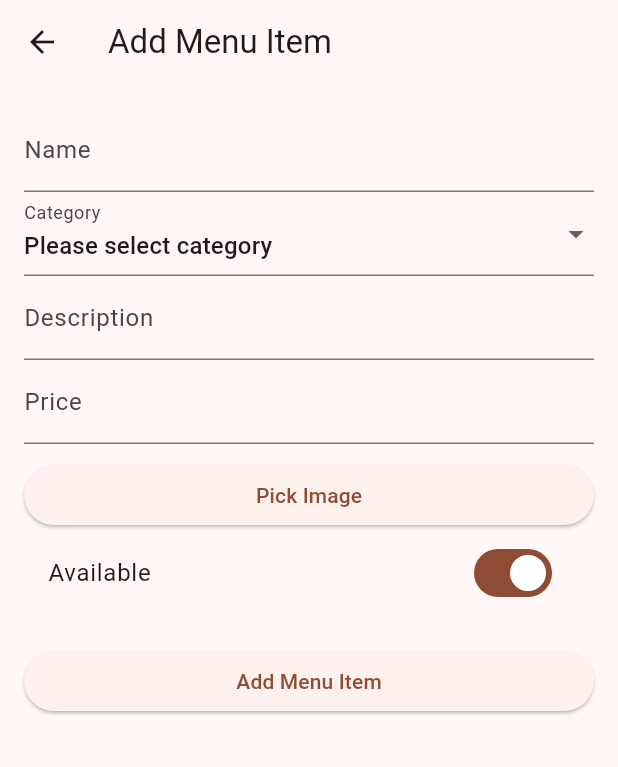
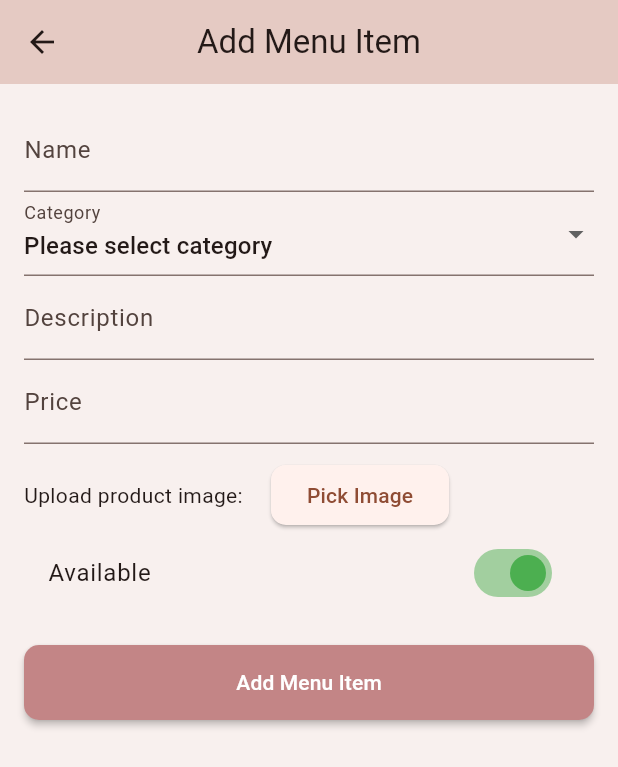
Before and after one commit to xinz02/CareSync, a Flutter app: the AdminMainPage screen opened by its route, item 3 of the bottom bar chosen, after a tap on "Add", on a phone screen of 412 x 824 dp. Shown: the top 767 px of the screen. Run offline on Flutter 3.47's test engine with Material 3 defaults, Android fonts, the phone set to English and light mode, and no system bars; our stand-ins replace cloud_firestore, firebase_auth, firebase_core, firebase_storage, go_router, google_fonts and 2 more; accounts and stored records are empty; network calls fail.

Commit message:
latest add & view_admin

```diff
--- a/lib/admin/admin_menu.dart
+++ b/lib/admin/admin_menu.dart
@@ -136,7 +136,9 @@ class _AdminMenuPageState extends State<AdminMenuPage> {
   Widget build(BuildContext context) {
     return isLoading
         ? const Center(child: CircularProgressIndicator())
-        : Column(
+        : Container(
+            color: const Color.fromARGB(255, 248, 240, 238),
+            child: Column(
               children: [
                 // Your search bar and category selector code remains the same
                 // ...
@@ -275,6 +277,7 @@ class _AdminMenuPageState extends State<AdminMenuPage> {
                   ),
                 ),
               ],
+            ),
           );
   }
 }
--- a/lib/product_management/add_menu_item.dart
+++ b/lib/product_management/add_menu_item.dart
@@ -322,17 +322,23 @@ class _AddMenuItemPageState extends State<AddMenuItemPage> {
   @override
   Widget build(BuildContext context) {
     return Scaffold(
-      appBar: AppBar(title: Text('Add Menu Item')),
+      appBar: AppBar(
+        title: const Text('Add Menu Item'),
+        backgroundColor: const Color.fromARGB(255, 229, 202, 195),
+        centerTitle: true,
+      ),
       body: _isLoading
-          ? Center(child: CircularProgressIndicator())
-          : Padding(
+          ? const Center(child: CircularProgressIndicator())
+          : Container(
+              color: const Color.fromARGB(255, 248, 240, 238),
+              child: Padding(
                 padding: const EdgeInsets.all(16.0),
                 child: Form(
                   key: _formKey,
                   child: ListView(
                     children: [
                       TextFormField(
-                      decoration: InputDecoration(labelText: 'Name'),
+                        decoration: const InputDecoration(labelText: 'Name'),
                         validator: (value) {
                           if (value!.isEmpty) {
                             return 'Please enter a name';
@@ -344,9 +350,10 @@ class _AddMenuItemPageState extends State<AddMenuItemPage> {
                         },
                       ),
                       _isFetchingCategories
-                        ? Center(child: CircularProgressIndicator())
+                          ? const Center(child: CircularProgressIndicator())
                           : DropdownButtonFormField<String>(
-                            decoration: InputDecoration(labelText: 'Category'),
+                              decoration:
+                                  const InputDecoration(labelText: 'Category'),
                               value: _category,
                               items: _categories.map((String category) {
                                 return DropdownMenuItem<String>(
@@ -367,7 +374,8 @@ class _AddMenuItemPageState extends State<AddMenuItemPage> {
                               },
                             ),
                       TextFormField(
-                      decoration: InputDecoration(labelText: 'Description'),
+                        decoration:
+                            const InputDecoration(labelText: 'Description'),
                         validator: (value) {
                           if (value!.isEmpty) {
                             return 'Please enter a description';
@@ -379,7 +387,7 @@ class _AddMenuItemPageState extends State<AddMenuItemPage> {
                         },
                       ),
                       TextFormField(
-                      decoration: InputDecoration(labelText: 'Price'),
+                        decoration: const InputDecoration(labelText: 'Price'),
                         keyboardType: TextInputType.number,
                         validator: (value) {
                           if (value!.isEmpty) {
@@ -391,32 +399,57 @@ class _AddMenuItemPageState extends State<AddMenuItemPage> {
                           _price = double.parse(value!);
                         },
                       ),
-                    SizedBox(height: 10),
+                      const SizedBox(height: 10),
                       _imageFile != null
                           ? Image.file(
                               _imageFile!,
                               height: 150,
                             )
                           : Container(),
+                      Row(
+                        children: [
+                          const Text("Upload product image: "),
+                          const SizedBox(
+                            width: 15,
+                          ),
                           ElevatedButton(
+                            style: ElevatedButton.styleFrom(
+                                shape: RoundedRectangleBorder(
+                                    borderRadius: BorderRadius.circular(10))),
                             onPressed: _pickImage,
-                      child: Text('Pick Image'),
+                            child: const Text('Pick Image'),
+                          ),
+                        ],
                       ),
                       SwitchListTile(
-                      title: Text('Available'),
+                        title: const Text('Available'),
                         value: _isAvailable,
+                        activeColor: Colors.green,
                         onChanged: (bool value) {
                           setState(() {
                             _isAvailable = value;
                           });
                         },
                       ),
-                    SizedBox(height: 20),
+                      const SizedBox(height: 20),
                       ElevatedButton(
                         onPressed: _submitForm,
-                      child: Text('Add Menu Item'),
+                        style: ElevatedButton.styleFrom(
+                            backgroundColor:
+                                const Color.fromARGB(255, 195, 133, 134),
+                            padding: const EdgeInsets.symmetric(
+                              vertical: 15,
+                            ),
+                            elevation: 2,
+                            shape: RoundedRectangleBorder(
+                                borderRadius: BorderRadius.circular(10))),
+                        child: const Text(
+                          'Add Menu Item',
+                          style: TextStyle(color: Colors.white),
+                        ),
                       ),
                     ],
+                  ),
                 ),
               ),
             ),
--- a/lib/product_management/menu.dart
+++ b/lib/product_management/menu.dart
@@ -211,7 +211,9 @@ class _MenuPageState extends State<MenuPage> {
   Widget build(BuildContext context) {
     return isLoading
         ? const Center(child: CircularProgressIndicator())
-        : Column(
+        : Container(
+            color: const Color.fromARGB(255, 248, 240, 238),
+            child: Column(
               children: [
                 // Your search bar and category selector code remains the same
                 // ...
@@ -344,6 +346,7 @@ class _MenuPageState extends State<MenuPage> {
                   ),
                 ),
               ],
+            ),
           );
   }
 }
--- a/lib/user_management/login.dart
+++ b/lib/user_management/login.dart
@@ -202,6 +202,9 @@ class LoginState extends State<Login> {
       body: Column(
         mainAxisAlignment: MainAxisAlignment.center,
         children: [
+          SizedBox(
+            height: 10,
+          ),
           Image.asset(
             "assets/images/logo.png",
             height: 200,
@@ -291,7 +294,7 @@ class LoginState extends State<Login> {
                         backgroundColor:
                             const Color.fromARGB(255, 195, 133, 134),
                         padding: const EdgeInsets.symmetric(
-                            vertical: 8, horizontal: 125),
+                            vertical: 10, horizontal: 110),
                         elevation: 2,
                         shape: RoundedRectangleBorder(
                             borderRadius: BorderRadius.circular(10))),
@@ -317,7 +320,7 @@ class LoginState extends State<Login> {
                         color: Color.fromARGB(255, 195, 133, 134),
                       ),
                       // color: Colors.white,
-                      padding: const EdgeInsets.all(8),
+                      padding: const EdgeInsets.fromLTRB(4, 8, 4, 8),
                       child: Row(
                         mainAxisAlignment: MainAxisAlignment.center,
                         children: [
```
Lines whose indentation alone changed are shown as unchanged.
